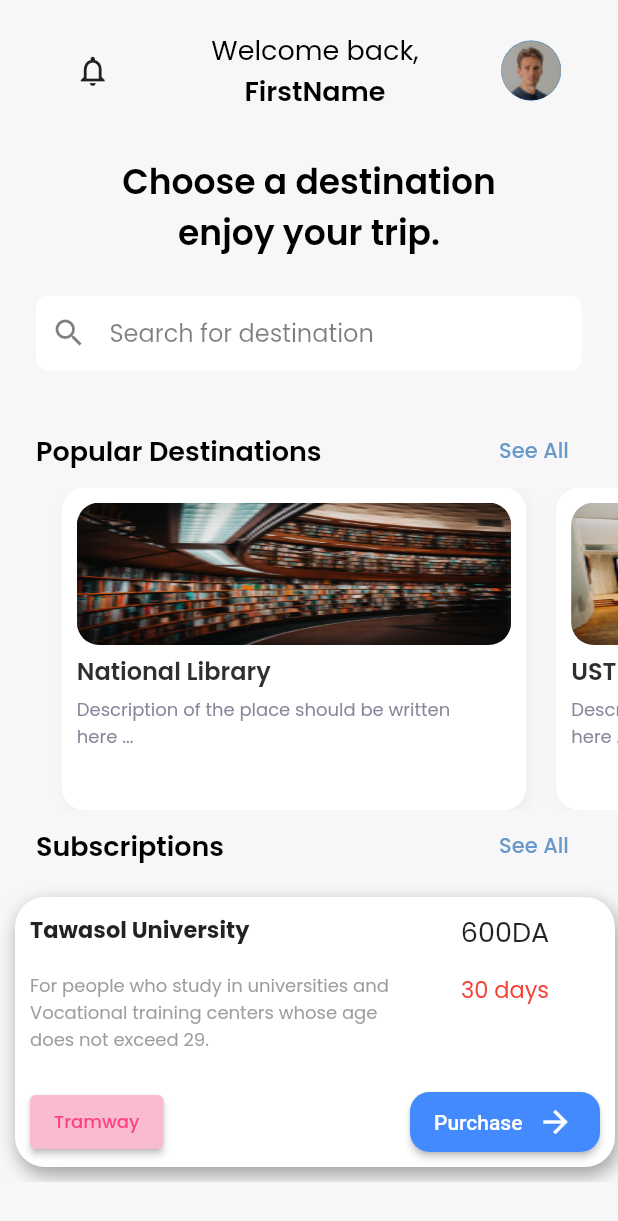
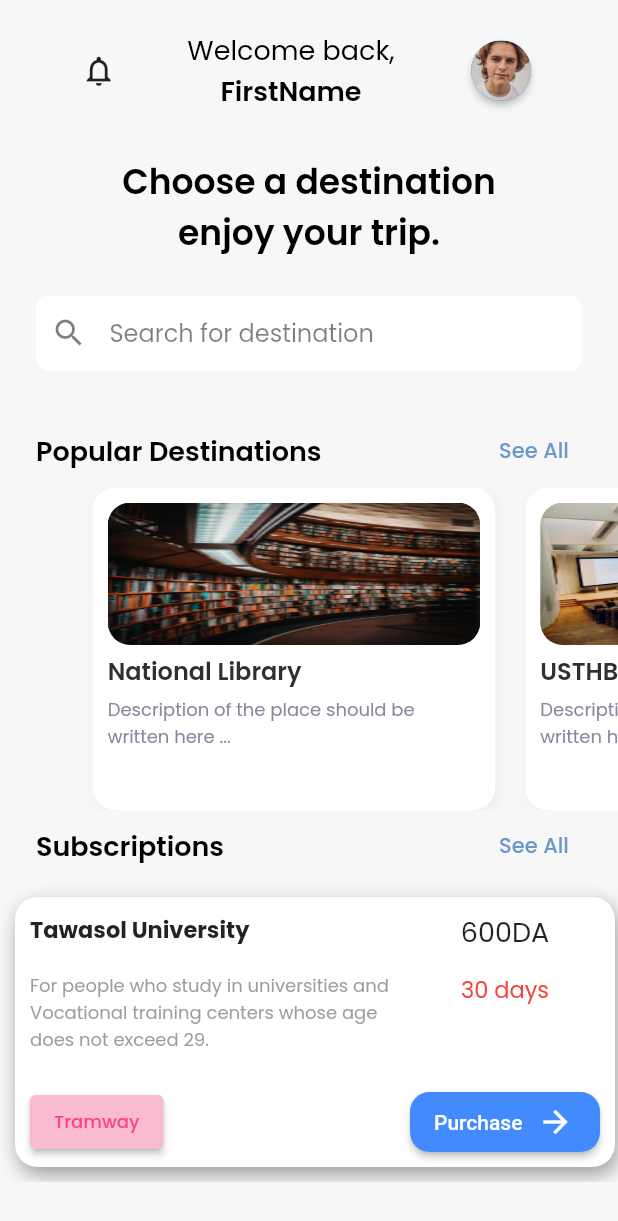
Before and after one commit to abdelghafourbk/PFE_V1, a Flutter app: the Home screen opened directly, on a phone screen of 412 x 824 dp. Shown: the top 1221 px of the screen. Run offline on Flutter 3.47's test engine with Material 2 defaults, Android fonts, the phone set to English and light mode, and no system bars; our stand-ins replace email_validator, flutter_neumorphic.

Commit message:
Profile pic and notifications icon fixed

```diff
--- a/lib/Home.dart
+++ b/lib/Home.dart
@@ -1,5 +1,6 @@
 import 'package:flutter/material.dart';
 import 'package:flutter_neumorphic/flutter_neumorphic.dart';
+import 'package:setram/Login.dart';
 
 class Home extends StatefulWidget {
   const Home({Key? key}) : super(key: key);
@@ -13,7 +14,7 @@ class _HomeState extends State<Home> {
   @override
   void initState() {
     super.initState();
-    _pageController = PageController(viewportFraction: 0.8);
+    _pageController = PageController(viewportFraction: 0.7);
   }
 
   Widget build(BuildContext context) {
@@ -78,10 +79,17 @@ class _HomeState extends State<Home> {
                     children: [
                       IconButton(
                         onPressed: () {},
+                        // onPressed: () {
+                        //   Navigator.push(
+                        //       context,
+                        //       MaterialPageRoute(
+                        //         builder: (context) => const Notificatio(),
+                        //       ));
+                        // },
                         icon: const Icon(Icons.notifications_none_outlined),
                       ),
                       const SizedBox(
-                        width: 55.0,
+                        width: 35.0,
                       ),
                       Column(
                         children: const [
@@ -105,10 +113,28 @@ class _HomeState extends State<Home> {
                         ],
                       ),
                       const SizedBox(
-                        width: 55.0,
+                        width: 35.0,
                       ),
-                      const CircleAvatar(
-                        backgroundImage: AssetImage("images/circleavatar.png"),
+                      ElevatedButton(
+                        onPressed: () {
+                          Navigator.push(
+                              context,
+                              MaterialPageRoute(
+                                builder: (context) => const Login(),
+                              ));
+                        },
+                        style: ButtonStyle(
+                          shape:
+                              MaterialStateProperty.all(const CircleBorder()),
+                        ),
+                        child: ClipOval(
+                          child: Image.asset(
+                            'images/userPic.png',
+                            width: 40,
+                            height: 40,
+                            fit: BoxFit.cover,
+                          ),
+                        ),
                       ),
                     ],
                   ),
@@ -205,6 +231,7 @@ class _HomeState extends State<Home> {
                 ),
                 SizedBox(
                   height: 215.0,
+                  width: MediaQuery.of(context).size.width,
                   child: PageView.builder(
                       scrollDirection: Axis.horizontal,
                       itemCount: Dest.length,
@@ -327,7 +354,7 @@ class _HomeState extends State<Home> {
                           child: Container(
                             decoration: BoxDecoration(
                               color: Colors.white,
-                              borderRadius: BorderRadius.circular(20),
+                              borderRadius: BorderRadius.circular(15.0),
                               boxShadow: const [
                                 BoxShadow(
                                   color: Colors.grey,
--- a/pubspec.yaml
+++ b/pubspec.yaml
@@ -36,6 +36,7 @@ dependencies:
   flutter_neumorphic: ^3.2.0
   email_validator: ^2.0.1
   introduction_screen: ^3.0.2
+  carousel_slider: ^4.1.1
 
 dev_dependencies:
   flutter_test:
@@ -75,6 +76,7 @@ flutter:
     - images/circleavatar.png
     - images/Dest1.png
     - images/Dest2.png
+    - images/userPic.png
 
   # An image asset can refer to one or more resolution-specific "variants", see
   # https://flutter.dev/assets-and-images/#resolution-aware.
```
Also changed, not shown: images/userPic.png (added), pubspec.lock.
